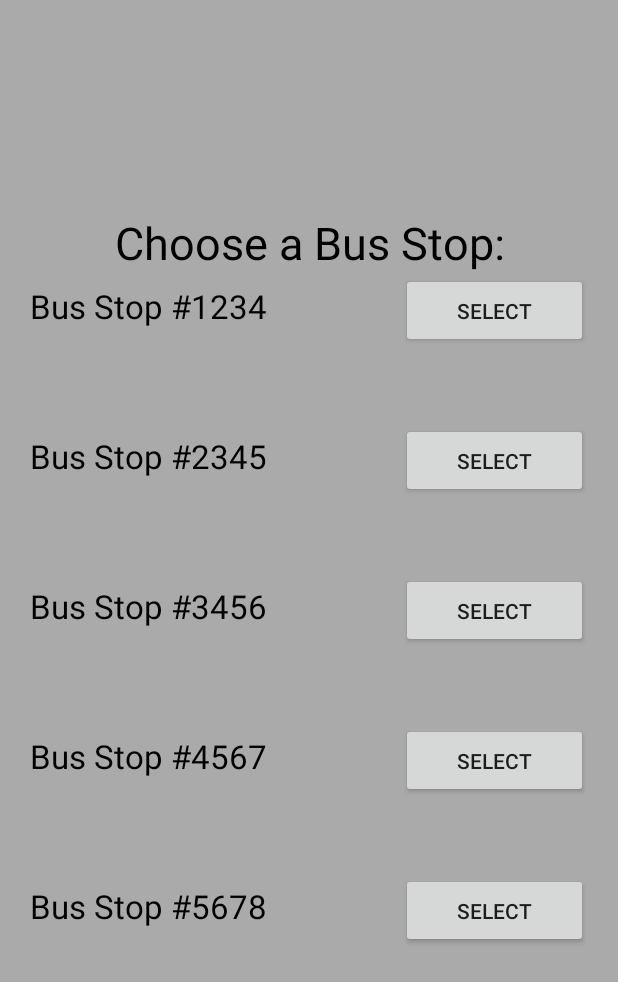
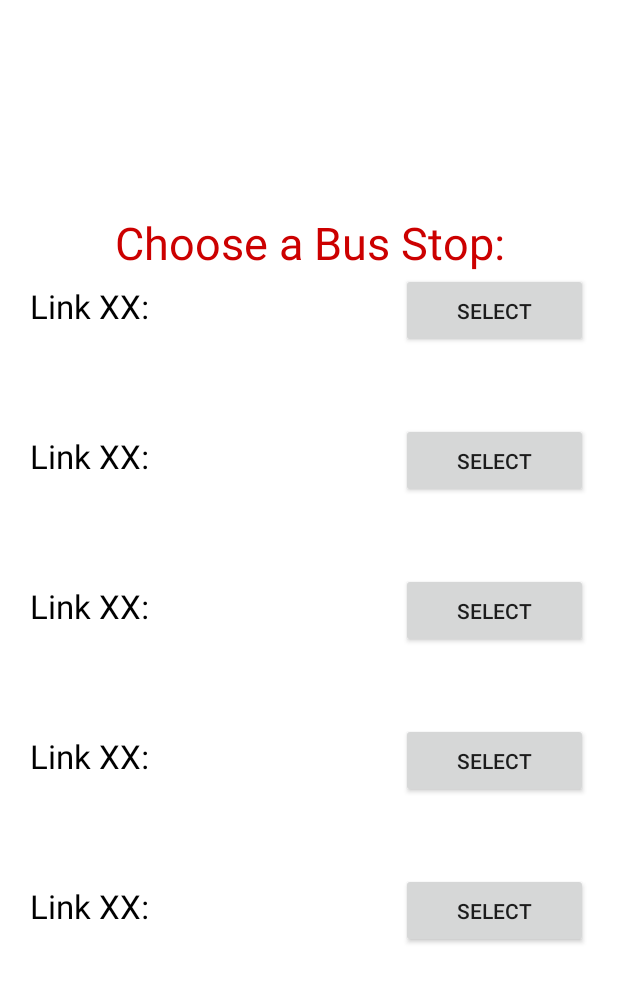
Before and after one commit to collinspeight/BusTracker, an Android app: the MainActivity screen opened directly, with no data from a screen before it, on a phone screen of 412 x 824 dp. Shown: the top 982 px of the screen. Run offline under Robolectric (Android 15) with nearby library versions, the phone set to English and light mode, and no system bars; our stand-ins replace Firebase (no records; nobody signed in at launch, a user with empty details on screens opened directly).

Commit message:
Add Hardcoded routes.json and stops.json User.java now outputs stops and path(with color) MainActivity routeNumber intent
Changes:
Uncommented map.clear() on line 277 on User.java
Temporary UI Change activity_main
UI Color changes

```diff
--- a/app/src/main/AndroidManifest.xml
+++ b/app/src/main/AndroidManifest.xml
@@ -1,6 +1,7 @@
 <?xml version="1.0" encoding="utf-8"?>
 <manifest xmlns:android="http://schemas.android.com/apk/res/android"
     package="com.example.harold.bustracker">
+
 
     <user-permission android:name="android.permission.INTERNET"></user-permission>
 
--- a/app/src/main/java/com/example/harold/bustracker/MainActivity.java
+++ b/app/src/main/java/com/example/harold/bustracker/MainActivity.java
@@ -30,6 +30,7 @@ public class MainActivity extends AppCompatActivity {
             public void onClick(View v) {
                 Intent i = new Intent(MainActivity.this, User.class);
                 i.putExtra("BusStop", 0);
+                i.putExtra("RouteNumber", 423);
                 startActivity(i);
             }
         });
@@ -39,6 +40,7 @@ public class MainActivity extends AppCompatActivity {
             public void onClick(View v) {
                 Intent i = new Intent(MainActivity.this, User.class);
                 i.putExtra("BusStop", 1);
+                i.putExtra("RouteNumber", 424);
                 startActivity(i);
             }
         });
@@ -48,6 +50,7 @@ public class MainActivity extends AppCompatActivity {
             public void onClick(View v) {
                 Intent i = new Intent(MainActivity.this, User.class);
                 i.putExtra("BusStop", 2);
+                i.putExtra("RouteNumber", 423);
                 startActivity(i);
             }
         });
@@ -57,6 +60,7 @@ public class MainActivity extends AppCompatActivity {
             public void onClick(View v) {
                 Intent i = new Intent(MainActivity.this, User.class);
                 i.putExtra("BusStop", 3);
+                i.putExtra("RouteNumber", 423);
                 startActivity(i);
             }
         });
@@ -66,6 +70,7 @@ public class MainActivity extends AppCompatActivity {
             public void onClick(View v) {
                 Intent i = new Intent(MainActivity.this, User.class);
                 i.putExtra("BusStop", 4);
+                i.putExtra("RouteNumber", 423);
                 startActivity(i);
             }
         });
--- a/app/src/main/res/layout/activity_login.xml
+++ b/app/src/main/res/layout/activity_login.xml
@@ -64,7 +64,7 @@
         android:layout_width="300dp"
         android:layout_height="50dp"
         android:layout_marginTop="40dp"
-        app:cardBackgroundColor="@android:color/holo_red_light"
+        app:cardBackgroundColor="@android:color/holo_red_dark"
         app:cardCornerRadius="25dp"
         app:cardElevation="10dp"
         android:layout_below="@+id/passwordText"
--- a/app/src/main/res/layout/activity_main.xml
+++ b/app/src/main/res/layout/activity_main.xml
@@ -6,14 +6,14 @@
     android:gravity="center_vertical"
     android:paddingLeft="20dp"
     android:paddingRight="20dp"
-    android:background="@android:color/darker_gray">
+    android:background="@android:color/white">
     <TextView
         android:layout_width="match_parent"
         android:layout_height="wrap_content"
         android:text="Choose a Bus Stop:"
         android:gravity="center"
         android:textSize="30sp"
-        android:textColor="@android:color/black" />
+        android:textColor="@android:color/holo_red_dark" />
 
     <LinearLayout
         android:id="@+id/linearLayout1"
@@ -24,7 +24,7 @@
             android:layout_width="match_parent"
             android:layout_height="wrap_content"
             android:layout_weight="1"
-            android:text="Bus Stop #1234"
+            android:text="Link XX:"
             android:textSize="22sp"
             android:textColor="@android:color/black" />
 
@@ -45,7 +45,7 @@
             android:layout_width="match_parent"
             android:layout_height="wrap_content"
             android:layout_weight="1"
-            android:text="Bus Stop #2345"
+            android:text="Link XX:"
             android:textSize="22sp"
             android:textColor="@android:color/black" />
 
@@ -66,7 +66,7 @@
             android:layout_width="match_parent"
             android:layout_height="wrap_content"
             android:layout_weight="1"
-            android:text="Bus Stop #3456"
+            android:text="Link XX:"
             android:textSize="22sp"
             android:textColor="@android:color/black" />
 
@@ -87,7 +87,7 @@
             android:layout_width="match_parent"
             android:layout_height="wrap_content"
             android:layout_weight="1"
-            android:text="Bus Stop #4567"
+            android:text="Link XX:"
             android:textSize="22sp"
             android:textColor="@android:color/black" />
 
@@ -108,7 +108,7 @@
             android:layout_width="match_parent"
             android:layout_height="wrap_content"
             android:layout_weight="1"
-            android:text="Bus Stop #5678"
+            android:text="Link XX:"
             android:textSize="22sp"
             android:textColor="@android:color/black" />
 
```
Also changed, not shown: app/src/main/java/com/example/harold/bustracker/User.java (+193 -8 lines).
